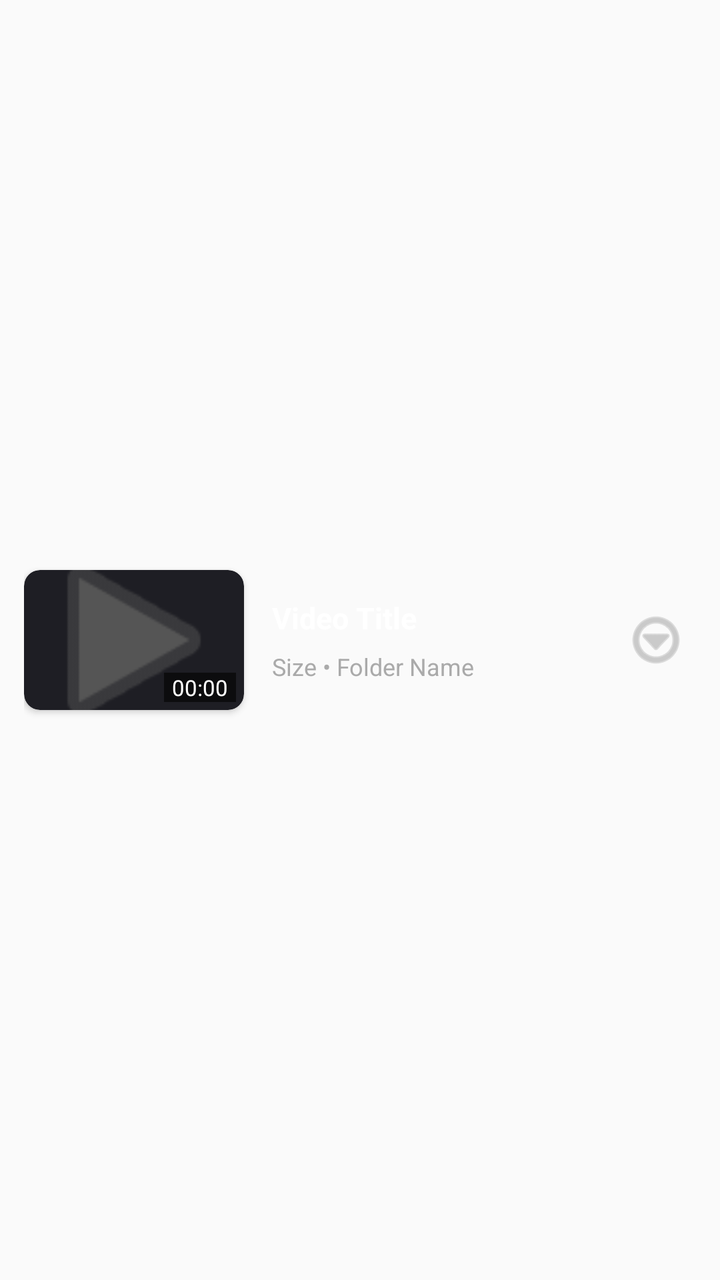
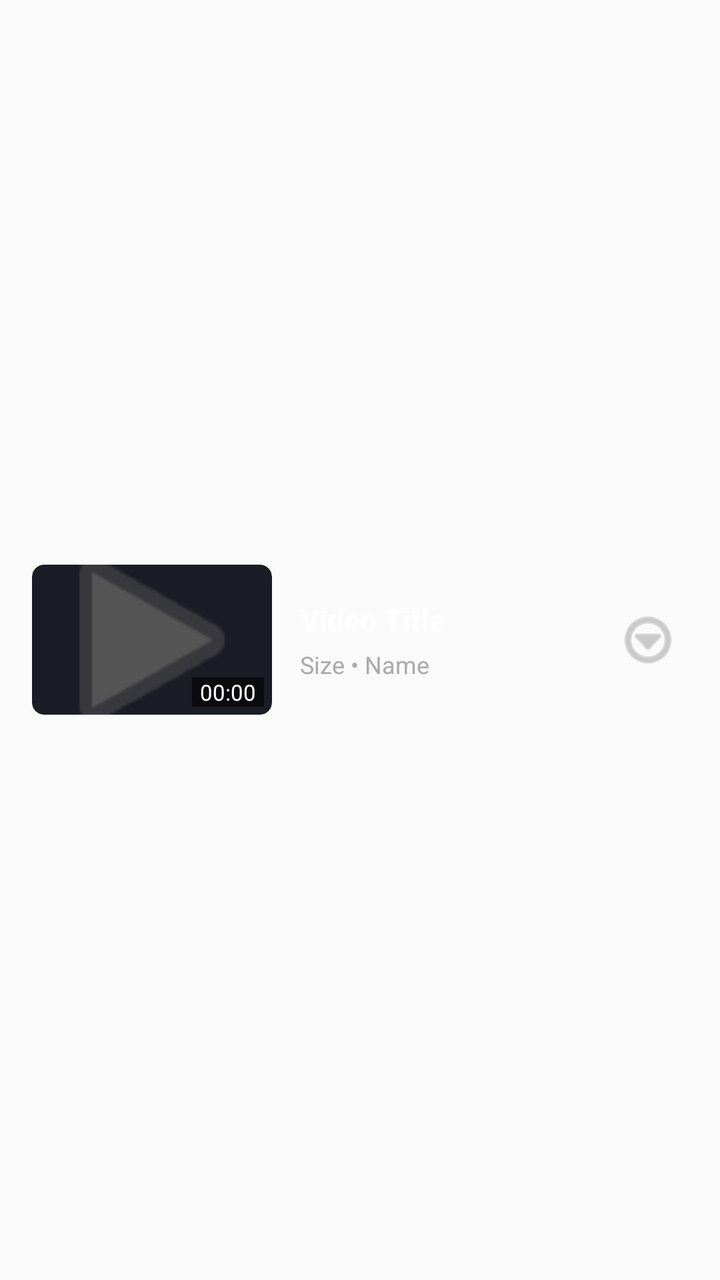

Compare the two renders of this Android layout. The source of the first and the diff that turns it into the second are given below.
<!-- AndroidManifest.xml: application theme Theme.AppCompat.DayNight.NoActionBar -->
<!-- res/layout/item_media.xml -->
<?xml version="1.0" encoding="utf-8"?>
<RelativeLayout xmlns:android="http://schemas.android.com/apk/res/android"
    xmlns:app="http://schemas.android.com/apk/res-auto"
    android:layout_width="match_parent"
    android:layout_height="wrap_content"
    android:background="?attr/selectableItemBackground"
    android:clickable="true"
    android:focusable="true"
    android:padding="12dp">

    
    <androidx.cardview.widget.CardView
        android:id="@+id/cardThumbnail"
        android:layout_width="110dp"
        android:layout_height="70dp"
        app:cardCornerRadius="8dp"
        app:cardBackgroundColor="#1E1E24"
        android:layout_centerVertical="true">

        <ImageView
            android:id="@+id/imgThumbnail"
            android:layout_width="match_parent"
            android:layout_height="match_parent"
            android:scaleType="centerCrop"
            android:src="@android:drawable/ic_media_play"
            app:tint="#555555" />

        <TextView
            android:id="@+id/tvDuration"
            android:layout_width="wrap_content"
            android:layout_height="wrap_content"
            android:layout_gravity="bottom|end"
            android:layout_margin="4dp"
            android:background="#99000000"
            android:paddingHorizontal="4dp"
            android:text="00:00"
            android:textColor="#FFFFFF"
            android:textSize="11sp" />
    </androidx.cardview.widget.CardView>

    
    <LinearLayout
        android:layout_width="match_parent"
        android:layout_height="wrap_content"
        android:layout_toEndOf="@id/cardThumbnail"
        android:layout_toStartOf="@id/btnMore"
        android:layout_centerVertical="true"
        android:layout_marginStart="14dp"
        android:orientation="vertical">

        
        <TextView
            android:id="@+id/tvTitle"
            android:layout_width="wrap_content"
            android:layout_height="wrap_content"
            android:ellipsize="end"
            android:maxLines="2"
            android:text="Video Title"
            android:textColor="#FFFFFF" 
            android:textSize="15sp"
            android:textStyle="bold" />

        <TextView
            android:id="@+id/tvSubtitle"
            android:layout_width="wrap_content"
            android:layout_height="wrap_content"
            android:layout_marginTop="6dp"
            android:text="Size • Folder Name"
            android:textColor="#AAAAAA"
            android:textSize="12sp" />
    </LinearLayout>

    
    <ImageButton
        android:id="@+id/btnMore"
        android:layout_width="40dp"
        android:layout_height="40dp"
        android:layout_alignParentEnd="true"
        android:layout_centerVertical="true"
        android:background="?attr/selectableItemBackgroundBorderless"
        android:src="@android:drawable/ic_menu_more"
        app:tint="#AAAAAA" />
</RelativeLayout>
<!-- resources referenced by this layout -->
<resources>

</resources>

<!-- the commit's change to res/layout/item_media.xml (unified diff, before → after) -->
@@ -6,16 +6,18 @@
     android:background="?attr/selectableItemBackground"
     android:clickable="true"
     android:focusable="true"
-    android:padding="12dp">
+    android:paddingHorizontal="16dp"
+    android:paddingVertical="10dp">
 
     
     <androidx.cardview.widget.CardView
         android:id="@+id/cardThumbnail"
-        android:layout_width="110dp"
-        android:layout_height="70dp"
-        app:cardCornerRadius="8dp"
-        app:cardBackgroundColor="#1E1E24"
-        android:layout_centerVertical="true">
+        android:layout_width="120dp"
+        android:layout_height="75dp"
+        android:layout_centerVertical="true"
+        app:cardBackgroundColor="#1B1C26"
+        app:cardCornerRadius="6dp"
+        app:cardElevation="0dp">
 
         <ImageView
             android:id="@+id/imgThumbnail"
@@ -42,13 +44,12 @@
     <LinearLayout
         android:layout_width="match_parent"
         android:layout_height="wrap_content"
-        android:layout_toEndOf="@id/cardThumbnail"
-        android:layout_toStartOf="@id/btnMore"
         android:layout_centerVertical="true"
         android:layout_marginStart="14dp"
+        android:layout_toStartOf="@id/btnMore"
+        android:layout_toEndOf="@id/cardThumbnail"
         android:orientation="vertical">
 
-        
         <TextView
             android:id="@+id/tvTitle"
             android:layout_width="wrap_content"
@@ -56,7 +57,7 @@
             android:ellipsize="end"
             android:maxLines="2"
             android:text="Video Title"
-            android:textColor="#FFFFFF" 
+            android:textColor="#FFFFFF"
             android:textSize="15sp"
             android:textStyle="bold" />
 
@@ -64,8 +65,8 @@
             android:id="@+id/tvSubtitle"
             android:layout_width="wrap_content"
             android:layout_height="wrap_content"
-            android:layout_marginTop="6dp"
-            android:text="Size • Folder Name"
+            android:layout_marginTop="4dp"
+            android:text="Size • Name"
             android:textColor="#AAAAAA"
             android:textSize="12sp" />
     </LinearLayout>
